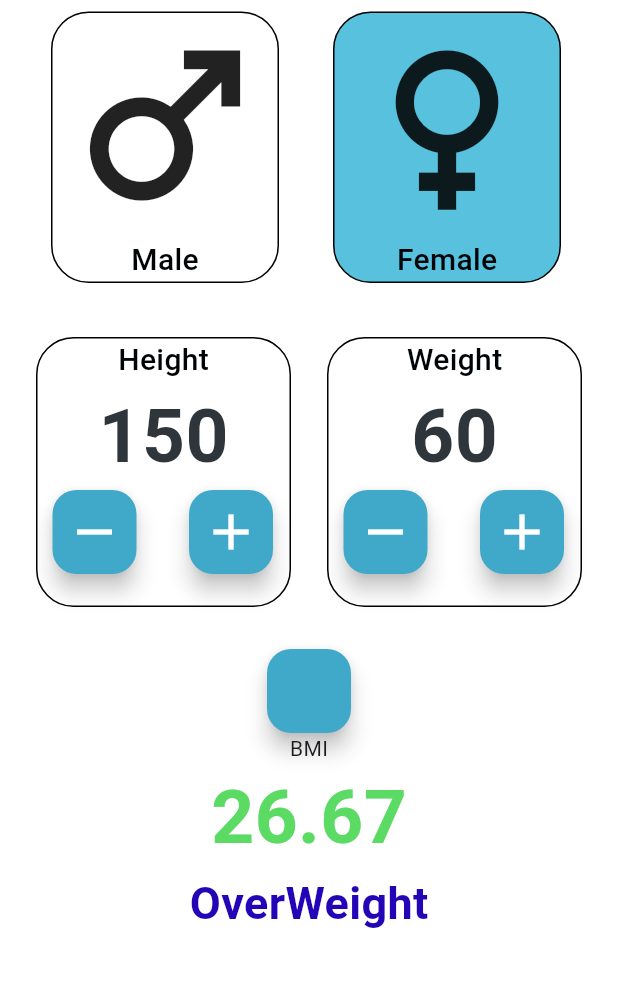
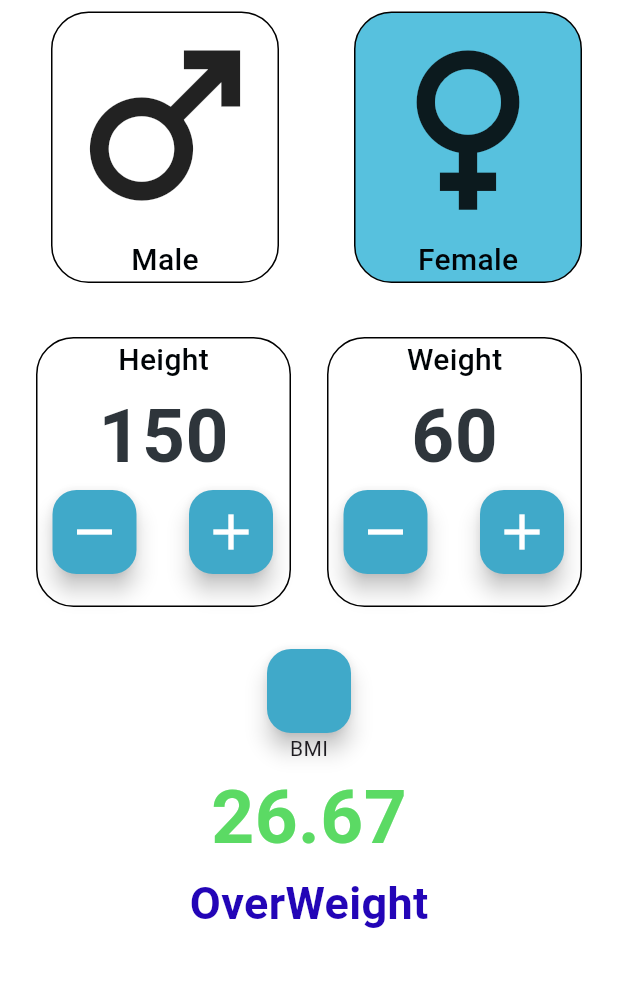
Before and after one commit to akithawijesinghe/BMICALflutter, a Flutter app: the screen it shows after launch, on a phone screen of 412 x 824 dp, the part 65-1052 px from its top. Run offline on Flutter 3.47's test engine with Material 3 defaults, Android fonts, the phone set to English and light mode, and no system bars; Roboto replaces fonts that are missing (Candara).

Commit message:
ui design improve 02(responsive)

```diff
--- a/lib/main_page.dart
+++ b/lib/main_page.dart
@@ -11,10 +11,14 @@ class MainPage extends StatefulWidget {
 class _MainPageState extends State<MainPage> {
   int height = 150;
   int weight = 60;
+  bool isMaleSelected = false;
   late double bmi = calculateBMI(height: height, weight: weight);
 
   @override
   Widget build(BuildContext context) {
+    double screenWidth = MediaQuery.of(context).size.width;
+    double screenHeight = MediaQuery.of(context).size.height;
+
     return Scaffold(
       body: SafeArea(
         child: Container(
@@ -32,12 +36,22 @@ class _MainPageState extends State<MainPage> {
               Row(
                 children: [
                   const SizedBox(width: 10),
-                  Padding(
+                  InkWell(
+                    onTap: () {
+                      setState(() {
+                        isMaleSelected = !isMaleSelected;
+                      });
+                    },
+                    child: Padding(
                       padding: const EdgeInsets.all(8.0),
                       child: Container(
                         decoration: BoxDecoration(
-                        border: Border.all(color: Color.fromARGB(255, 0, 0, 0)),
+                          border:
+                              Border.all(color: Color.fromARGB(255, 0, 0, 0)),
                           borderRadius: BorderRadius.all(Radius.circular(25.0)),
+                          color: (isMaleSelected
+                              ? Colors.red
+                              : Colors.transparent),
                         ),
                         child: Column(
                           children: const [
@@ -51,7 +65,8 @@ class _MainPageState extends State<MainPage> {
                         ),
                       ),
                     ),
-                  const SizedBox(width: 20),
+                  ),
+                  const Spacer(),
                   Padding(
                     padding: const EdgeInsets.all(8.0),
                     child: Container(
@@ -70,7 +85,7 @@ class _MainPageState extends State<MainPage> {
                         ],
                       ),
                     ),
-                  )
+                  ),
                 ],
               ),
               const SizedBox(height: 20),
@@ -198,7 +213,6 @@ class _MainPageState extends State<MainPage> {
               SizedBox(height: 20),
 
               FloatingActionButton(
-
                 backgroundColor: Color.fromARGB(255, 64, 169, 201),
                 onPressed: null,
               ),
```
Also changed, not shown: lib/main.dart (+1 -15 lines). Lines whose indentation alone changed are shown as unchanged.
